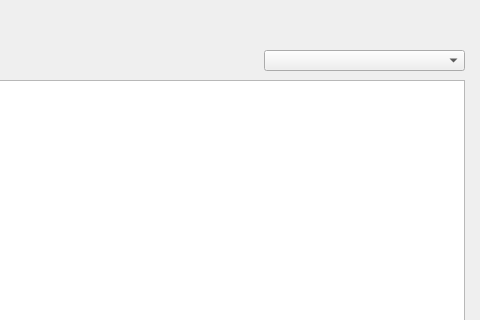
Old version of the form form.ui in the repository gberdyshev/simple-bitcoin-wallet; both pictures show x 546 to 1026 and y 0 to 320 of the 1026 by 533 pixel window.
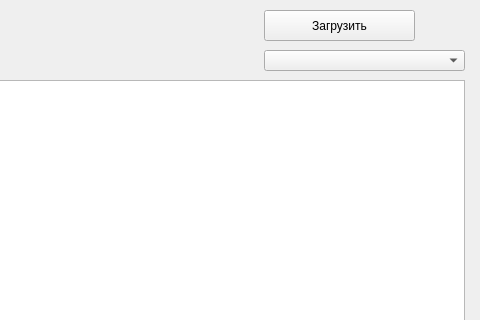
New version of the form. The open tabs and pages were chosen to show the change.

Commit message: Фикс багов, кнопка подгрузки транзакций

```diff
--- a/form.ui
+++ b/form.ui
@@ -229,6 +229,19 @@
        <number>-1</number>
       </property>
      </widget>
+     <widget class="QPushButton" name="load_button">
+      <property name="geometry">
+       <rect>
+        <x>590</x>
+        <y>10</y>
+        <width>151</width>
+        <height>31</height>
+       </rect>
+      </property>
+      <property name="text">
+       <string>Загрузить</string>
+      </property>
+     </widget>
     </widget>
    </widget>
    <widget class="QPushButton" name="pushButton_3">
```
Left out of the diff: 1 changed line with no effect on the pictures. The commit also changes 5 other files.
